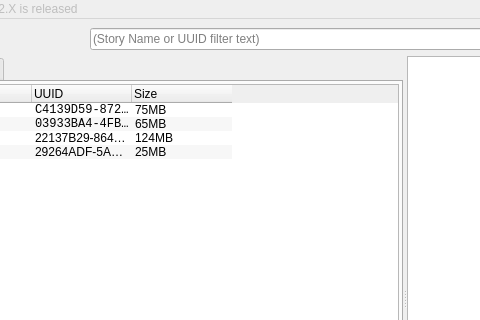
The window that pkg/ui/main.ui (o-daneel/Lunii.QT) describes before a commit, drawn with Qt 5; both pictures show x 282 to 762 and y 0 to 320 of the 1024 by 609 pixel window.
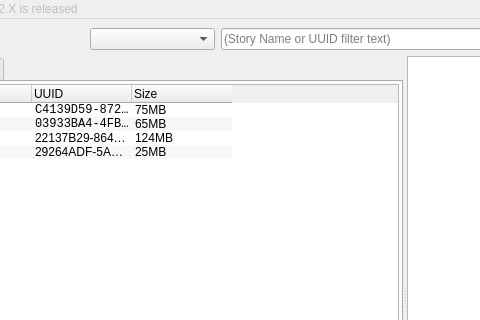
The same window after the commit. Icons and pictures are not drawn.

Commit message: Add filter by language

The edit to the form file:
```diff
--- a/pkg/ui/main.ui
+++ b/pkg/ui/main.ui
@@ -144,6 +144,19 @@
         </property>
        </spacer>
       </item>
+      <item>
+       <widget class="QComboBox" name="combo_language_filter">
+        <property name="minimumSize">
+         <size>
+          <width>120</width>
+          <height>0</height>
+         </size>
+        </property>
+        <property name="placeholderText">
+         <string>Filter Language...</string>
+        </property>
+       </widget>
+      </item>
       <item>
        <widget class="QLineEdit" name="le_filter">
         <property name="placeholderText">
```
Left out of the diff: 2 changed lines with no effect on the pictures. The commit also changes 2 other files.
